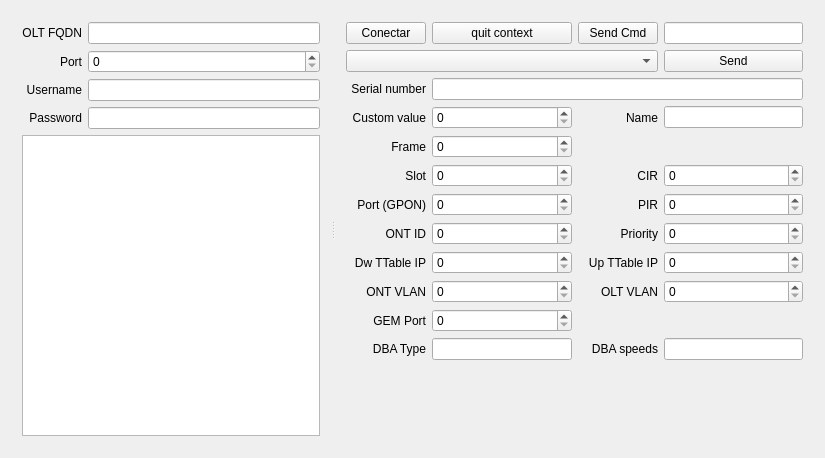
Old version of the form QFrontend.ui in the repository silderan/HuaweiOLTAPI.
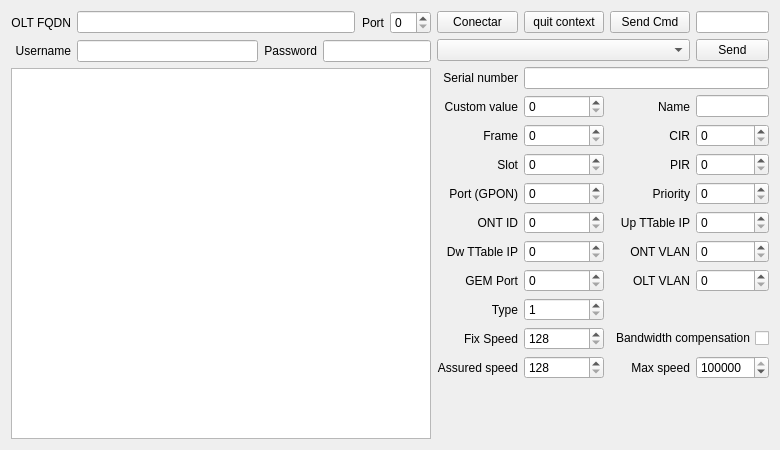
New version of the form. Custom widgets are drawn as their Qt base class.

```diff
--- a/QFrontend.ui
+++ b/QFrontend.ui
@@ -6,92 +6,135 @@
    <rect>
     <x>0</x>
     <y>0</y>
-    <width>825</width>
-    <height>458</height>
+    <width>780</width>
+    <height>450</height>
    </rect>
   </property>
   <property name="windowTitle">
    <string>QFrontend</string>
   </property>
   <widget class="QWidget" name="centralWidget">
-   <layout class="QGridLayout" name="gridLayout_3">
-    <item row="0" column="0">
-     <widget class="QSplitter" name="splitter">
-      <property name="orientation">
-       <enum>Qt::Horizontal</enum>
-      </property>
-      <property name="childrenCollapsible">
-       <bool>false</bool>
-      </property>
-      <widget class="QWidget" name="layoutWidget">
        <layout class="QGridLayout" name="gridLayout">
-        <item row="0" column="0">
-         <widget class="QLabel" name="label">
-          <property name="text">
-           <string>OLT FQDN</string>
-          </property>
-          <property name="alignment">
-           <set>Qt::AlignRight|Qt::AlignTrailing|Qt::AlignVCenter</set>
-          </property>
-         </widget>
-        </item>
-        <item row="0" column="1">
-         <widget class="QLineEdit" name="leFQDN"/>
-        </item>
-        <item row="1" column="0">
-         <widget class="QLabel" name="label_4">
-          <property name="text">
-           <string>Port</string>
-          </property>
-          <property name="alignment">
-           <set>Qt::AlignRight|Qt::AlignTrailing|Qt::AlignVCenter</set>
-          </property>
-         </widget>
-        </item>
-        <item row="1" column="1">
-         <widget class="QSpinBox" name="sbPort"/>
-        </item>
-        <item row="2" column="0">
-         <widget class="QLabel" name="label_2">
-          <property name="text">
-           <string>Username</string>
-          </property>
-          <property name="alignment">
-           <set>Qt::AlignRight|Qt::AlignTrailing|Qt::AlignVCenter</set>
-          </property>
-         </widget>
-        </item>
-        <item row="3" column="1">
-         <widget class="QLineEdit" name="leUPass"/>
-        </item>
-        <item row="4" column="0" colspan="2">
-         <widget class="QPlainTextEdit" name="telnetOut">
-          <property name="font">
-           <font>
-            <family>Courier New</family>
-            <pointsize>8</pointsize>
-           </font>
-          </property>
-         </widget>
-        </item>
-        <item row="3" column="0">
-         <widget class="QLabel" name="label_3">
-          <property name="text">
-           <string>Password</string>
-          </property>
-          <property name="alignment">
-           <set>Qt::AlignRight|Qt::AlignTrailing|Qt::AlignVCenter</set>
-          </property>
-         </widget>
-        </item>
-        <item row="2" column="1">
-         <widget class="QLineEdit" name="leUName"/>
-        </item>
-       </layout>
-      </widget>
-      <widget class="QWidget" name="layoutWidget">
+    <item row="0" column="6" rowspan="3">
        <layout class="QGridLayout" name="gridLayout_2">
-        <item row="7" column="2">
+      <item row="1" column="1">
+       <widget class="QPushButton" name="quit">
+        <property name="text">
+         <string>quit context</string>
+        </property>
+       </widget>
+      </item>
+      <item row="9" column="1">
+       <widget class="QSpinBox" name="dwTrafficTable"/>
+      </item>
+      <item row="8" column="1">
+       <widget class="QSpinBox" name="ontID">
+        <property name="maximum">
+         <number>9999</number>
+        </property>
+       </widget>
+      </item>
+      <item row="7" column="1">
+       <widget class="QSpinBox" name="port"/>
+      </item>
+      <item row="1" column="0">
+       <widget class="QPushButton" name="btLogin">
+        <property name="text">
+         <string>Conectar</string>
+        </property>
+       </widget>
+      </item>
+      <item row="6" column="0">
+       <widget class="QLabel" name="label_8">
+        <property name="text">
+         <string>Slot</string>
+        </property>
+        <property name="alignment">
+         <set>Qt::AlignRight|Qt::AlignTrailing|Qt::AlignVCenter</set>
+        </property>
+       </widget>
+      </item>
+      <item row="3" column="0">
+       <widget class="QLabel" name="label_5">
+        <property name="text">
+         <string>Serial number</string>
+        </property>
+        <property name="alignment">
+         <set>Qt::AlignRight|Qt::AlignTrailing|Qt::AlignVCenter</set>
+        </property>
+       </widget>
+      </item>
+      <item row="5" column="0">
+       <widget class="QLabel" name="label_7">
+        <property name="text">
+         <string>Frame</string>
+        </property>
+        <property name="alignment">
+         <set>Qt::AlignRight|Qt::AlignTrailing|Qt::AlignVCenter</set>
+        </property>
+       </widget>
+      </item>
+      <item row="1" column="2">
+       <widget class="QPushButton" name="btCmd">
+        <property name="text">
+         <string>Send Cmd</string>
+        </property>
+       </widget>
+      </item>
+      <item row="4" column="0">
+       <widget class="QLabel" name="label_6">
+        <property name="text">
+         <string>Custom value</string>
+        </property>
+        <property name="alignment">
+         <set>Qt::AlignRight|Qt::AlignTrailing|Qt::AlignVCenter</set>
+        </property>
+       </widget>
+      </item>
+      <item row="4" column="2">
+       <widget class="QLabel" name="label_12">
+        <property name="text">
+         <string>Name</string>
+        </property>
+        <property name="alignment">
+         <set>Qt::AlignRight|Qt::AlignTrailing|Qt::AlignVCenter</set>
+        </property>
+       </widget>
+      </item>
+      <item row="7" column="0">
+       <widget class="QLabel" name="label_9">
+        <property name="text">
+         <string>Port (GPON)</string>
+        </property>
+        <property name="alignment">
+         <set>Qt::AlignRight|Qt::AlignTrailing|Qt::AlignVCenter</set>
+        </property>
+       </widget>
+      </item>
+      <item row="8" column="0">
+       <widget class="QLabel" name="label_10">
+        <property name="text">
+         <string>ONT ID</string>
+        </property>
+        <property name="alignment">
+         <set>Qt::AlignRight|Qt::AlignTrailing|Qt::AlignVCenter</set>
+        </property>
+       </widget>
+      </item>
+      <item row="10" column="2">
+       <widget class="QLabel" name="label_18">
+        <property name="text">
+         <string>OLT VLAN</string>
+        </property>
+        <property name="alignment">
+         <set>Qt::AlignRight|Qt::AlignTrailing|Qt::AlignVCenter</set>
+        </property>
+       </widget>
+      </item>
+      <item row="7" column="3">
+       <widget class="QSpinBox" name="priority"/>
+      </item>
+      <item row="6" column="2">
          <widget class="QLabel" name="label_14">
           <property name="text">
            <string>PIR</string>
@@ -102,16 +145,19 @@
          </widget>
         </item>
         <item row="8" column="3">
-         <widget class="QSpinBox" name="priority"/>
-        </item>
-        <item row="6" column="3">
-         <widget class="QSpinBox" name="cir">
-          <property name="maximum">
-           <number>999999999</number>
-          </property>
-         </widget>
+       <widget class="QSpinBox" name="upTrafficTable"/>
         </item>
         <item row="8" column="2">
+       <widget class="QLabel" name="label_16">
+        <property name="text">
+         <string>Up TTable IP</string>
+        </property>
+        <property name="alignment">
+         <set>Qt::AlignRight|Qt::AlignTrailing|Qt::AlignVCenter</set>
+        </property>
+       </widget>
+      </item>
+      <item row="7" column="2">
          <widget class="QLabel" name="label_15">
           <property name="text">
            <string>Priority</string>
@@ -121,40 +167,53 @@
           </property>
          </widget>
         </item>
-        <item row="7" column="3">
-         <widget class="QSpinBox" name="pir">
+      <item row="9" column="3">
+       <widget class="QSpinBox" name="ontVLAN"/>
+      </item>
+      <item row="10" column="1">
+       <widget class="QSpinBox" name="gemPort"/>
+      </item>
+      <item row="9" column="2">
+       <widget class="QLabel" name="label_17">
+        <property name="text">
+         <string>ONT VLAN</string>
+        </property>
+        <property name="alignment">
+         <set>Qt::AlignRight|Qt::AlignTrailing|Qt::AlignVCenter</set>
+        </property>
+       </widget>
+      </item>
+      <item row="11" column="0">
+       <widget class="QLabel" name="label_19">
+        <property name="text">
+         <string>Type</string>
+        </property>
+        <property name="alignment">
+         <set>Qt::AlignRight|Qt::AlignTrailing|Qt::AlignVCenter</set>
+        </property>
+       </widget>
+      </item>
+      <item row="10" column="0">
+       <widget class="QLabel" name="label_21">
+        <property name="text">
+         <string>GEM Port</string>
+        </property>
+        <property name="alignment">
+         <set>Qt::AlignRight|Qt::AlignTrailing|Qt::AlignVCenter</set>
+        </property>
+       </widget>
+      </item>
+      <item row="11" column="1">
+       <widget class="QTypeSpinBox" name="type">
+        <property name="minimum">
+         <number>1</number>
+        </property>
           <property name="maximum">
-           <number>999999999</number>
-          </property>
-          <property name="displayIntegerBase">
-           <number>10</number>
-          </property>
-         </widget>
-        </item>
-        <item row="1" column="2">
-         <widget class="QPushButton" name="btCmd">
-          <property name="text">
-           <string>Send Cmd</string>
-          </property>
-         </widget>
-        </item>
-        <item row="2" column="0" colspan="3">
-         <widget class="QComboBox" name="command"/>
-        </item>
-        <item row="3" column="0">
-         <widget class="QLabel" name="label_5">
-          <property name="text">
-           <string>Serial number</string>
-          </property>
-          <property name="alignment">
-           <set>Qt::AlignRight|Qt::AlignTrailing|Qt::AlignVCenter</set>
-          </property>
-         </widget>
-        </item>
-        <item row="3" column="1" colspan="3">
-         <widget class="QLineEdit" name="serial"/>
-        </item>
-        <item row="13" column="0">
+         <number>5</number>
+        </property>
+       </widget>
+      </item>
+      <item row="14" column="0">
          <spacer name="verticalSpacer">
           <property name="orientation">
            <enum>Qt::Vertical</enum>
@@ -167,72 +226,18 @@
           </property>
          </spacer>
         </item>
-        <item row="2" column="3">
-         <widget class="QPushButton" name="sendCMD">
-          <property name="text">
-           <string>Send</string>
-          </property>
-         </widget>
-        </item>
-        <item row="1" column="1">
-         <widget class="QPushButton" name="quit">
-          <property name="text">
-           <string>quit context</string>
-          </property>
-         </widget>
-        </item>
-        <item row="1" column="0">
-         <widget class="QPushButton" name="btLogin">
-          <property name="text">
-           <string>Conectar</string>
-          </property>
-         </widget>
-        </item>
-        <item row="4" column="2">
-         <widget class="QLabel" name="label_12">
-          <property name="text">
-           <string>Name</string>
-          </property>
-          <property name="alignment">
-           <set>Qt::AlignRight|Qt::AlignTrailing|Qt::AlignVCenter</set>
-          </property>
-         </widget>
-        </item>
         <item row="4" column="3">
-         <widget class="QLineEdit" name="name"/>
-        </item>
-        <item row="6" column="2">
-         <widget class="QLabel" name="label_13">
-          <property name="text">
-           <string>CIR</string>
-          </property>
-          <property name="alignment">
-           <set>Qt::AlignRight|Qt::AlignTrailing|Qt::AlignVCenter</set>
-          </property>
-         </widget>
-        </item>
-        <item row="1" column="3">
-         <widget class="QLineEdit" name="cmd"/>
-        </item>
-        <item row="4" column="0">
-         <widget class="QLabel" name="label_6">
-          <property name="text">
-           <string>Custom value</string>
-          </property>
-          <property name="alignment">
-           <set>Qt::AlignRight|Qt::AlignTrailing|Qt::AlignVCenter</set>
-          </property>
-         </widget>
-        </item>
-        <item row="9" column="2">
-         <widget class="QLabel" name="label_16">
-          <property name="text">
-           <string>Up TTable IP</string>
-          </property>
-          <property name="alignment">
-           <set>Qt::AlignRight|Qt::AlignTrailing|Qt::AlignVCenter</set>
-          </property>
-         </widget>
+       <widget class="QLineEdit" name="name">
+        <property name="sizePolicy">
+         <sizepolicy hsizetype="Ignored" vsizetype="Fixed">
+          <horstretch>0</horstretch>
+          <verstretch>0</verstretch>
+         </sizepolicy>
+        </property>
+       </widget>
+      </item>
+      <item row="10" column="3">
+       <widget class="QSpinBox" name="oltVLAN"/>
         </item>
         <item row="9" column="0">
          <widget class="QLabel" name="label_11">
@@ -244,38 +249,25 @@
           </property>
          </widget>
         </item>
-        <item row="9" column="1">
-         <widget class="QSpinBox" name="dwTrafficTable"/>
-        </item>
-        <item row="9" column="3">
-         <widget class="QSpinBox" name="upTrafficTable"/>
-        </item>
-        <item row="10" column="0">
-         <widget class="QLabel" name="label_17">
-          <property name="text">
-           <string>ONT VLAN</string>
-          </property>
-          <property name="alignment">
-           <set>Qt::AlignRight|Qt::AlignTrailing|Qt::AlignVCenter</set>
-          </property>
-         </widget>
-        </item>
-        <item row="10" column="2">
-         <widget class="QLabel" name="label_18">
+      <item row="2" column="0" colspan="3">
+       <widget class="QComboBox" name="command"/>
+      </item>
+      <item row="6" column="1">
+       <widget class="QSpinBox" name="slot"/>
+      </item>
+      <item row="2" column="3">
+       <widget class="QPushButton" name="sendCMD">
+        <property name="sizePolicy">
+         <sizepolicy hsizetype="Ignored" vsizetype="Fixed">
+          <horstretch>0</horstretch>
+          <verstretch>0</verstretch>
+         </sizepolicy>
+        </property>
           <property name="text">
-           <string>OLT VLAN</string>
-          </property>
-          <property name="alignment">
-           <set>Qt::AlignRight|Qt::AlignTrailing|Qt::AlignVCenter</set>
-          </property>
-         </widget>
-        </item>
-        <item row="10" column="1">
-         <widget class="QSpinBox" name="ontVLAN"/>
-        </item>
-        <item row="10" column="3">
-         <widget class="QSpinBox" name="oltVLAN"/>
-        </item>
+         <string>Send</string>
+        </property>
+       </widget>
+      </item>
         <item row="4" column="1">
          <widget class="QSpinBox" name="value">
           <property name="maximum">
@@ -283,82 +275,115 @@
           </property>
          </widget>
         </item>
+      <item row="5" column="3">
+       <widget class="QSpinBox" name="cir">
+        <property name="maximum">
+         <number>999999999</number>
+        </property>
+       </widget>
+      </item>
         <item row="5" column="1">
          <widget class="QSpinBox" name="frame"/>
         </item>
-        <item row="5" column="0">
-         <widget class="QLabel" name="label_7">
-          <property name="text">
-           <string>Frame</string>
-          </property>
-          <property name="alignment">
-           <set>Qt::AlignRight|Qt::AlignTrailing|Qt::AlignVCenter</set>
-          </property>
-         </widget>
-        </item>
-        <item row="6" column="0">
-         <widget class="QLabel" name="label_8">
-          <property name="text">
-           <string>Slot</string>
-          </property>
-          <property name="alignment">
-           <set>Qt::AlignRight|Qt::AlignTrailing|Qt::AlignVCenter</set>
-          </property>
-         </widget>
-        </item>
-        <item row="7" column="0">
-         <widget class="QLabel" name="label_9">
-          <property name="text">
-           <string>Port (GPON)</string>
-          </property>
-          <property name="alignment">
-           <set>Qt::AlignRight|Qt::AlignTrailing|Qt::AlignVCenter</set>
-          </property>
-         </widget>
-        </item>
-        <item row="6" column="1">
-         <widget class="QSpinBox" name="slot"/>
-        </item>
-        <item row="7" column="1">
-         <widget class="QSpinBox" name="port"/>
-        </item>
-        <item row="8" column="0">
-         <widget class="QLabel" name="label_10">
-          <property name="text">
-           <string>ONT ID</string>
-          </property>
-          <property name="alignment">
-           <set>Qt::AlignRight|Qt::AlignTrailing|Qt::AlignVCenter</set>
-          </property>
-         </widget>
-        </item>
-        <item row="8" column="1">
-         <widget class="QSpinBox" name="ontID">
+      <item row="3" column="1" colspan="3">
+       <widget class="QLineEdit" name="serial">
+        <property name="sizePolicy">
+         <sizepolicy hsizetype="Preferred" vsizetype="Fixed">
+          <horstretch>0</horstretch>
+          <verstretch>0</verstretch>
+         </sizepolicy>
+        </property>
+       </widget>
+      </item>
+      <item row="1" column="3">
+       <widget class="QLineEdit" name="cmd">
+        <property name="sizePolicy">
+         <sizepolicy hsizetype="Ignored" vsizetype="Fixed">
+          <horstretch>0</horstretch>
+          <verstretch>0</verstretch>
+         </sizepolicy>
+        </property>
+       </widget>
+      </item>
+      <item row="6" column="3">
+       <widget class="QSpinBox" name="pir">
           <property name="maximum">
-           <number>9999</number>
-          </property>
-         </widget>
-        </item>
-        <item row="12" column="3">
-         <widget class="QLineEdit" name="dbaSpeeds"/>
-        </item>
-        <item row="12" column="2">
+         <number>999999999</number>
+        </property>
+        <property name="displayIntegerBase">
+         <number>10</number>
+        </property>
+       </widget>
+      </item>
+      <item row="5" column="2">
+       <widget class="QLabel" name="label_13">
+        <property name="text">
+         <string>CIR</string>
+        </property>
+        <property name="alignment">
+         <set>Qt::AlignRight|Qt::AlignTrailing|Qt::AlignVCenter</set>
+        </property>
+       </widget>
+      </item>
+      <item row="13" column="2">
          <widget class="QLabel" name="label_20">
           <property name="text">
-           <string>DBA speeds</string>
+         <string>Max speed</string>
           </property>
           <property name="alignment">
            <set>Qt::AlignRight|Qt::AlignTrailing|Qt::AlignVCenter</set>
           </property>
          </widget>
         </item>
+      <item row="13" column="3">
+       <widget class="QSpeedSpinBox" name="max">
+        <property name="minimum">
+         <number>128</number>
+        </property>
+        <property name="maximum">
+         <number>1048576</number>
+        </property>
+        <property name="singleStep">
+         <number>64</number>
+        </property>
+        <property name="value">
+         <number>1048576</number>
+        </property>
+       </widget>
+      </item>
+      <item row="13" column="1">
+       <widget class="QSpeedSpinBox" name="assured">
+        <property name="minimum">
+         <number>128</number>
+        </property>
+        <property name="maximum">
+         <number>1048576</number>
+        </property>
+        <property name="singleStep">
+         <number>64</number>
+        </property>
+       </widget>
+      </item>
         <item row="12" column="1">
-         <widget class="QLineEdit" name="dbaType"/>
-        </item>
-        <item row="11" column="0">
-         <widget class="QLabel" name="label_21">
+       <widget class="QSpeedSpinBox" name="fix">
+        <property name="minimum">
+         <number>128</number>
+        </property>
+        <property name="maximum">
+         <number>1048576</number>
+        </property>
+        <property name="singleStep">
+         <number>64</number>
+        </property>
+        <property name="value">
+         <number>128</number>
+        </property>
+       </widget>
+      </item>
+      <item row="13" column="0">
+       <widget class="QLabel" name="label_23">
           <property name="text">
-           <string>GEM Port</string>
+         <string>Assured speed</string>
           </property>
           <property name="alignment">
            <set>Qt::AlignRight|Qt::AlignTrailing|Qt::AlignVCenter</set>
@@ -366,22 +391,102 @@
          </widget>
         </item>
         <item row="12" column="0">
-         <widget class="QLabel" name="label_19">
+       <widget class="QLabel" name="label_22">
           <property name="text">
-           <string>DBA Type</string>
+         <string>Fix Speed</string>
           </property>
           <property name="alignment">
            <set>Qt::AlignRight|Qt::AlignTrailing|Qt::AlignVCenter</set>
           </property>
          </widget>
         </item>
-        <item row="11" column="1">
-         <widget class="QSpinBox" name="gemPort"/>
-        </item>
-       </layout>
-      </widget>
+      <item row="12" column="2" colspan="2">
+       <widget class="QCheckBox" name="bandwitdh_compensation">
+        <property name="layoutDirection">
+         <enum>Qt::RightToLeft</enum>
+        </property>
+        <property name="text">
+         <string>Bandwidth compensation</string>
+        </property>
+       </widget>
+      </item>
+     </layout>
+    </item>
+    <item row="1" column="0">
+     <widget class="QLabel" name="label_2">
+      <property name="text">
+       <string>Username</string>
+      </property>
+      <property name="alignment">
+       <set>Qt::AlignRight|Qt::AlignTrailing|Qt::AlignVCenter</set>
+      </property>
+     </widget>
+    </item>
+    <item row="0" column="0">
+     <widget class="QLabel" name="label">
+      <property name="text">
+       <string>OLT FQDN</string>
+      </property>
+      <property name="alignment">
+       <set>Qt::AlignRight|Qt::AlignTrailing|Qt::AlignVCenter</set>
+      </property>
      </widget>
     </item>
+    <item row="0" column="1" colspan="3">
+     <widget class="QLineEdit" name="leFQDN"/>
+    </item>
+    <item row="0" column="4">
+     <widget class="QLabel" name="label_4">
+      <property name="sizePolicy">
+       <sizepolicy hsizetype="Maximum" vsizetype="Preferred">
+        <horstretch>0</horstretch>
+        <verstretch>0</verstretch>
+       </sizepolicy>
+      </property>
+      <property name="text">
+       <string>Port</string>
+      </property>
+      <property name="alignment">
+       <set>Qt::AlignRight|Qt::AlignTrailing|Qt::AlignVCenter</set>
+      </property>
+     </widget>
+    </item>
+    <item row="0" column="5">
+     <widget class="QSpinBox" name="sbPort">
+      <property name="sizePolicy">
+       <sizepolicy hsizetype="Maximum" vsizetype="Fixed">
+        <horstretch>0</horstretch>
+        <verstretch>0</verstretch>
+       </sizepolicy>
+      </property>
+     </widget>
+    </item>
+    <item row="2" column="0" colspan="6">
+     <widget class="QPlainTextEdit" name="telnetOut">
+      <property name="font">
+       <font>
+        <family>Courier New</family>
+        <pointsize>8</pointsize>
+       </font>
+      </property>
+     </widget>
+    </item>
+    <item row="1" column="2">
+     <widget class="QLabel" name="label_3">
+      <property name="text">
+       <string>Password</string>
+      </property>
+      <property name="alignment">
+       <set>Qt::AlignRight|Qt::AlignTrailing|Qt::AlignVCenter</set>
+      </property>
+     </widget>
+    </item>
+    <item row="1" column="3" colspan="3">
+     <widget class="QLineEdit" name="leUPass"/>
+    </item>
+    <item row="1" column="1">
+     <widget class="QLineEdit" name="leUName"/>
+    </item>
    </layout>
   </widget>
   <widget class="QMenuBar" name="menuBar">
@@ -389,13 +494,25 @@
     <rect>
      <x>0</x>
      <y>0</y>
-     <width>825</width>
+     <width>780</width>
      <height>21</height>
     </rect>
    </property>
   </widget>
  </widget>
  <layoutdefault spacing="6" margin="11"/>
+ <customwidgets>
+  <customwidget>
+   <class>QTypeSpinBox</class>
+   <extends>QSpinBox</extends>
+   <header>QOLTCommands.h</header>
+  </customwidget>
+  <customwidget>
+   <class>QSpeedSpinBox</class>
+   <extends>QSpinBox</extends>
+   <header>QOLTCommands.h</header>
+  </customwidget>
+ </customwidgets>
  <tabstops>
   <tabstop>leFQDN</tabstop>
   <tabstop>sbPort</tabstop>
```
Left out of the diff: 13 changed lines with no effect on the pictures. Lines whose indentation alone changed are shown as unchanged.
